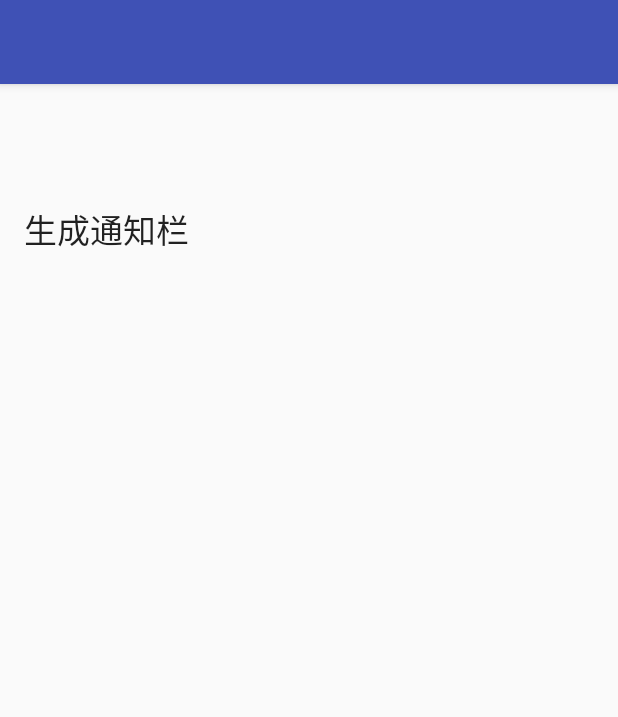
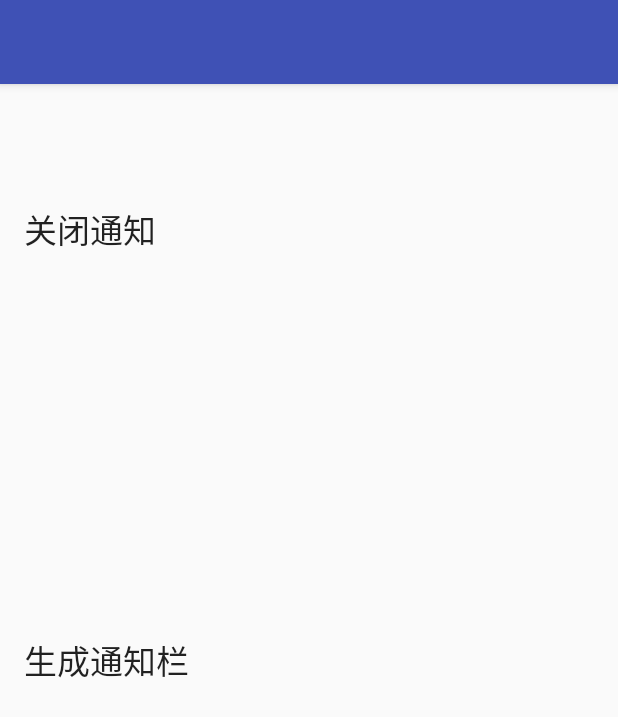
Before and after one commit to hytcyjb/yjboAndroidModule, an Android app: the NotificationActivity screen opened directly, with no data from a screen before it, after a tap on "生成通知栏", on a phone screen of 412 x 824 dp. Shown: the top 717 px of the screen. Run offline under Robolectric (Android 15) with nearby library versions, the phone set to English and light mode, and no system bars; our stand-ins replace ButterKnife.

Commit message:
添加，取消通知栏

```diff
--- a/app/src/main/java/com/yjbo/yjboandroidmodule/view/NotificationActivity.java
+++ b/app/src/main/java/com/yjbo/yjboandroidmodule/view/NotificationActivity.java
@@ -10,6 +10,7 @@ import android.os.Build;
 import android.os.Bundle;
 import android.support.v7.app.AppCompatActivity;
 import android.util.Log;
+import android.view.View;
 
 import com.yjbo.yjboandroidmodule.R;
 
@@ -22,8 +23,9 @@ public class NotificationActivity extends AppCompatActivity {
     private Notification.Builder builder = null;
     private Notification n = null;
 
-    private NotificationManager nm = null;
+//    private NotificationManager nm = null;
     private PendingIntent contentIntent = null;
+    NotificationManager nm = null;
 
     @Override
     protected void onCreate(Bundle savedInstanceState) {
@@ -31,22 +33,31 @@ public class NotificationActivity extends AppCompatActivity {
         setContentView(R.layout.activity_notification);
         ButterKnife.bind(this);
         ShowNotion();
-        Log.d("yjbo", "Product Model:" + android.os.Build.MODEL + "\n" + android.os.Build.VERSION.SDK + "\n"
-                + android.os.Build.VERSION.RELEASE);
-//        Product Model:SCL-TL00
-//        22
-//        5.1.1
+        Log.d("yjbo", "Product Model:" + Build.MODEL + "\n" + Build.VERSION.SDK + "\n"
+                + Build.VERSION.RELEASE);
+//        Product Model:SCL-TL00  //        22   //        5.1.1
     }
 
 
-    @OnClick(R.id.notifica_txt)
-    public void onClick() {
-        ShowNotion();
+    @OnClick({R.id.notifica_txt, R.id.add_notification})
+    public void onClick(View view) {
+        switch (view.getId()) {
+            case R.id.notifica_txt:
+                if (nm != null) {
+                    nm.cancel(NOTIFICATION_BASE_NUMBER);
+                }
+                break;
+            case R.id.add_notification:
+                if (nm != null && n != null) {
+                    nm.notify(NOTIFICATION_BASE_NUMBER, n);//显示通知
+                }
+                break;
+        }
     }
 
     @TargetApi(Build.VERSION_CODES.JELLY_BEAN)
     private void ShowNotion() {
-        NotificationManager nm = (NotificationManager) NotificationActivity.this.getSystemService(NOTIFICATION_SERVICE);
+        nm = (NotificationManager) NotificationActivity.this.getSystemService(NOTIFICATION_SERVICE);
         Resources res = NotificationActivity.this.getResources();
         builder = new Notification.Builder(NotificationActivity.this);
         contentIntent = PendingIntent.getActivity(this, 0, getIntent(), 0);
@@ -63,8 +74,9 @@ public class NotificationActivity extends AppCompatActivity {
         n.defaults = Notification.DEFAULT_SOUND;//设置为默认的声音
         n.flags = Notification.FLAG_NO_CLEAR;//无法清除
         n.flags = Notification.FLAG_ONGOING_EVENT;//正在进行的
-        nm.notify(NOTIFICATION_BASE_NUMBER, n);//显示通知 break; }
+//        nm.notify(NOTIFICATION_BASE_NUMBER, n);//显示通知 break; }
     }
+
 //    //无法清除
 //    noti.flags=Notification.FLAG_NO_CLEAR;
 //    //正在进行的
--- a/app/src/main/res/layout/activity_notification.xml
+++ b/app/src/main/res/layout/activity_notification.xml
@@ -13,10 +13,20 @@
         android:layout_width="wrap_content"
         android:layout_height="wrap_content"
         android:textAppearance="?android:attr/textAppearanceLarge"
-        android:text="生成通知栏"
+        android:text="关闭通知"
         android:id="@+id/notifica_txt"
         android:layout_alignParentTop="true"
         android:layout_alignParentLeft="true"
         android:layout_alignParentStart="true"
         android:layout_marginTop="64dp" />
+
+    <TextView
+        android:layout_width="wrap_content"
+        android:layout_height="wrap_content"
+        android:textAppearance="?android:attr/textAppearanceLarge"
+        android:text="生成通知栏"
+        android:id="@+id/add_notification"
+        android:layout_centerVertical="true"
+        android:layout_alignParentLeft="true"
+        android:layout_alignParentStart="true" />
 </RelativeLayout>
```
Also changed, not shown: app/src/main/java/com/yjbo/yjboandroidmodule/adapter/ListAdapter.java (+12 -3 lines), app/src/main/java/com/yjbo/yjboandroidmodule/view/MainActivity.java (+32 -0 lines).
